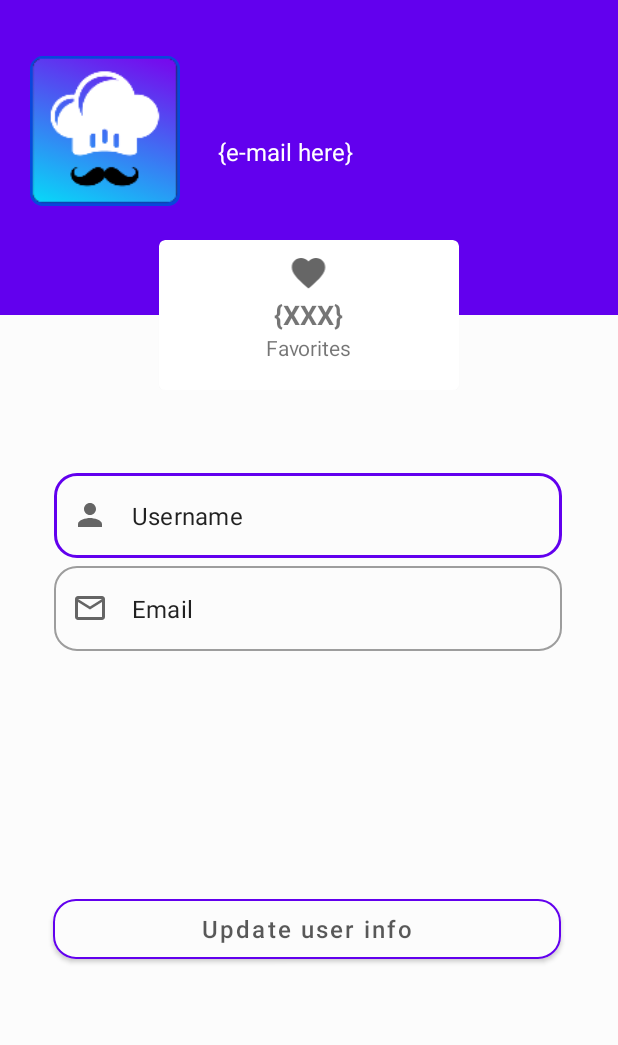
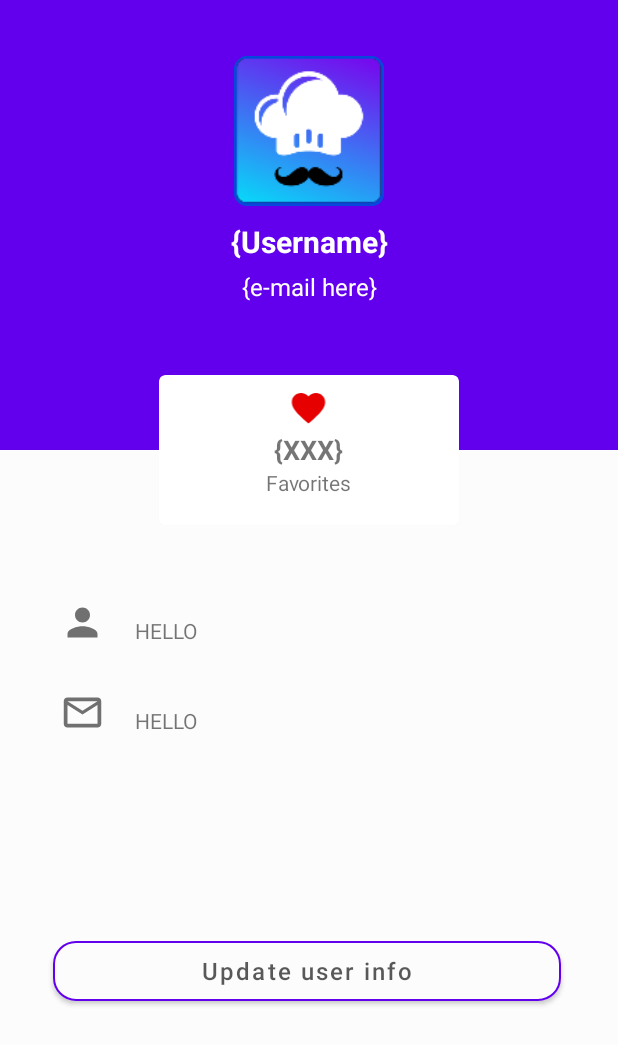
Before and after one commit to giannisSch/recipes-android-application, an Android app: the screen it shows after launch (UserProfile), on a phone screen of 412 x 824 dp. Shown: the top 1045 px of the screen. Run offline under Robolectric (Android 15) with nearby library versions, the phone set to English and light mode, and no system bars; our stand-ins replace Room's generated code.

Commit message:
8/6 | User Profile v.2 & Drawer

```diff
--- a/app/src/main/AndroidManifest.xml
+++ b/app/src/main/AndroidManifest.xml
@@ -11,7 +11,7 @@
         android:roundIcon="@mipmap/food_logo_round"
         android:supportsRtl="true"
         android:theme="@style/AppTheme">
-        <activity android:name=".drawer_test"></activity>
+        <activity android:name=".drawer_test" />
         <activity android:name=".MainActivity" />
         <activity android:name=".ForgotPassword" />
         <activity android:name=".RecipeDetailsActivity" />
--- a/app/src/main/java/com/foodes/recipeapp/UserProfile.java
+++ b/app/src/main/java/com/foodes/recipeapp/UserProfile.java
@@ -9,8 +9,12 @@ import android.os.Bundle;
 import android.view.View;
 import android.widget.Button;
 import android.widget.TextView;
+import android.widget.Toast;
 
+import com.foodes.recipeapp.database.UsersDb.User;
 import com.foodes.recipeapp.database.UsersDb.UsersDatabase;
+
+import java.util.List;
 
 public class UserProfile extends AppCompatActivity {
 
@@ -31,12 +35,9 @@ public class UserProfile extends AppCompatActivity {
     protected void onPostCreate(@Nullable Bundle savedInstanceState) {
         super.onPostCreate(savedInstanceState);
 
+        //get data with intent to display username & mail next to profile photo
         username = findViewById(R.id.profile_username);
         email = findViewById(R.id.profile_email);
-
-        Intent DisplayUserInfo = getIntent();
-        String Username = DisplayUserInfo.getStringExtra("Username");
-        username.setText(Username);
 
         btn = findViewById(R.id.profile_btn);
         btn.setOnClickListener(new View.OnClickListener() {
@@ -45,6 +46,5 @@ public class UserProfile extends AppCompatActivity {
                 //
             }
         });
-
     }
 }
--- a/app/src/main/java/com/foodes/recipeapp/drawer_test.java
+++ b/app/src/main/java/com/foodes/recipeapp/drawer_test.java
@@ -2,13 +2,10 @@ package com.foodes.recipeapp;
 
 import android.content.Intent;
 import android.os.Bundle;
-import android.util.Log;
-import android.view.Menu;
 import android.view.MenuItem;
 import android.view.View;
 import android.widget.Button;
 import android.widget.Toast;
-
 import androidx.annotation.NonNull;
 import androidx.annotation.Nullable;
 import androidx.appcompat.app.ActionBarDrawerToggle;
@@ -16,9 +13,6 @@ import androidx.appcompat.app.AppCompatActivity;
 import androidx.appcompat.widget.Toolbar;
 import androidx.core.view.GravityCompat;
 import androidx.drawerlayout.widget.DrawerLayout;
-
-import com.bumptech.glide.Glide;
-import com.google.android.material.internal.NavigationMenuItemView;
 import com.google.android.material.navigation.NavigationView;
 import com.google.android.material.textview.MaterialTextView;
 
@@ -43,7 +37,6 @@ public class drawer_test extends AppCompatActivity implements NavigationView.OnN
         navigationView = findViewById(R.id.nav_view);
         toggle = new ActionBarDrawerToggle(this, drawerLayout, toolbar, R.string.open, R.string.close);
         drawerLayout.addDrawerListener(toggle);
-        toggle.syncState();
     }
 
     @Override
@@ -68,6 +61,8 @@ public class drawer_test extends AppCompatActivity implements NavigationView.OnN
                 startActivity(logoutUser);
             }
         });
+
+        toggle.syncState();
     }
 
     //swipe right or back button functionality
@@ -83,8 +78,11 @@ public class drawer_test extends AppCompatActivity implements NavigationView.OnN
     @Override
     public boolean onNavigationItemSelected(@NonNull MenuItem item) {
         switch (item.getItemId()){
+            case R.id.nav_home:
+                Toast.makeText(this, "Home", Toast.LENGTH_SHORT).show();
+                break;
             case R.id.nav_logout:
-                Toast.makeText(this, "Hello", Toast.LENGTH_SHORT).show();
+                Toast.makeText(this, "Logout", Toast.LENGTH_SHORT).show();
                 break;
         }
         drawerLayout.closeDrawer(GravityCompat.START);
--- /dev/null
+++ b/app/src/main/res/drawable/ic_favorite_red_24dp.xml
@@ -0,0 +1,5 @@
+<vector android:height="24dp" android:tint="#E60000"
+    android:viewportHeight="24.0" android:viewportWidth="24.0"
+    android:width="24dp" xmlns:android="http://schemas.android.com/apk/res/android">
+    <path android:fillColor="#FF000000" android:pathData="M12,21.35l-1.45,-1.32C5.4,15.36 2,12.28 2,8.5 2,5.42 4.42,3 7.5,3c1.74,0 3.41,0.81 4.5,2.09C13.09,3.81 14.76,3 16.5,3 19.58,3 22,5.42 22,8.5c0,3.78 -3.4,6.86 -8.55,11.54L12,21.35z"/>
+</vector>
--- a/app/src/main/res/layout/activity_user_profile.xml
+++ b/app/src/main/res/layout/activity_user_profile.xml
@@ -9,7 +9,7 @@
 
     <androidx.constraintlayout.widget.ConstraintLayout
         android:layout_width="match_parent"
-        android:layout_height="210dp"
+        android:layout_height="300dp"
         android:background="@color/colorPrimary"
         android:padding="20dp">
 
@@ -19,41 +19,37 @@
             android:layout_height="100dp"
             android:layout_centerVertical="true"
             android:layout_marginTop="17dp"
+            android:src="@mipmap/food_logo"
             app:layout_constraintStart_toStartOf="parent"
             app:layout_constraintTop_toTopOf="parent"
-            android:src="@mipmap/food_logo" />
+            app:layout_constraintEnd_toEndOf="parent" />
 
         <TextView
             android:id="@+id/profile_username"
             android:layout_width="wrap_content"
             android:layout_height="wrap_content"
             android:layout_centerVertical="true"
+            android:layout_marginTop="10dp"
             android:layout_toRightOf="@id/profile_photo"
             android:text="{Username}"
             android:textColor="#ffffff"
-            android:layout_marginTop="20dp"
-            android:layout_marginLeft="25dp"
             android:textSize="20sp"
             android:textStyle="bold"
-            app:layout_constraintStart_toEndOf="@+id/profile_photo"
-            app:layout_constraintTop_toTopOf="@+id/profile_photo" />
+            app:layout_constraintTop_toBottomOf="@id/profile_photo"
+            app:layout_constraintStart_toStartOf="parent"
+            app:layout_constraintEnd_toEndOf="parent"/>
 
         <TextView
             android:id="@+id/profile_email"
             android:layout_width="wrap_content"
             android:layout_height="wrap_content"
-            android:layout_below="@id/profile_username"
-            android:layout_toRightOf="@id/profile_photo"
             android:layout_marginTop="5dp"
             android:text="{e-mail here}"
             android:textColor="#ffffff"
             android:textSize="16sp"
-            app:layout_constraintStart_toStartOf="@+id/profile_username"
+            app:layout_constraintStart_toStartOf="parent"
+            app:layout_constraintEnd_toEndOf="parent"
             app:layout_constraintTop_toBottomOf="@+id/profile_username" />
-
-
-
-
 
 
     </androidx.constraintlayout.widget.ConstraintLayout>
@@ -80,10 +76,10 @@
                     android:layout_height="30dp"
                     android:layout_centerHorizontal="true"
                     android:paddingTop="3dp"
-                    android:src="@drawable/ic_favorite_black_24dp" />
+                    android:src="@drawable/ic_favorite_red_24dp" />
 
                 <TextView
-                    android:id="@+id/card_txt"
+                    android:id="@+id/card_fav_counter"
                     android:layout_width="wrap_content"
                     android:layout_height="wrap_content"
                     android:layout_centerInParent="true"
@@ -92,9 +88,10 @@
                     android:textStyle="bold" />
 
                 <TextView
+                    android:id="@+id/card_txt"
                     android:layout_width="wrap_content"
                     android:layout_height="wrap_content"
-                    android:layout_below="@+id/card_txt"
+                    android:layout_below="@+id/card_fav_counter"
                     android:layout_centerInParent="true"
                     android:text="Favorites" />
 
@@ -109,46 +106,43 @@
         android:layout_width="match_parent"
         android:layout_height="match_parent">
 
-        <com.google.android.material.textfield.TextInputLayout
-            android:layout_marginTop="50dp"
-            android:id="@+id/profile_loggedInUsername"
-            style="@style/Widget.MaterialComponents.TextInputLayout.OutlinedBox"
-            android:layout_width="match_parent"
-            android:layout_height="wrap_content"
-            android:layout_marginStart="36dp"
-            android:layout_marginEnd="37dp"
+        <ImageView
+            android:id="@+id/user_icon"
+            android:layout_width="30dp"
+            android:layout_height="30dp"
+            android:src="@drawable/ic_person_24dp"
             app:layout_constraintTop_toTopOf="parent"
             app:layout_constraintStart_toStartOf="parent"
-            app:layout_constraintEnd_toEndOf="parent"
-            app:shapeAppearanceOverlay="@style/RoundFieldAppearance"
-            app:startIconDrawable="@drawable/ic_person_24dp">
+            android:layout_marginTop="50dp"
+            android:layout_marginLeft="40dp"/>
 
-            <com.google.android.material.textfield.TextInputEditText
-                android:id="@+id/username_txt"
-                android:layout_width="match_parent"
-                android:layout_height="wrap_content"
-                android:text="Username" />
-        </com.google.android.material.textfield.TextInputLayout>
+        <TextView
+            android:id="@+id/user_txtview"
+            android:layout_width="wrap_content"
+            android:layout_height="wrap_content"
+            android:text="HELLO"
+            app:layout_constraintLeft_toRightOf="@id/user_icon"
+            app:layout_constraintBottom_toBottomOf="@id/user_icon"
+            android:layout_marginLeft="20dp"/>
 
-        <com.google.android.material.textfield.TextInputLayout
-            android:id="@+id/profile_loggedInEmail"
-            style="@style/Widget.MaterialComponents.TextInputLayout.OutlinedBox"
-            android:layout_width="match_parent"
+        <ImageView
+            android:id="@+id/mail_icon"
+            android:layout_width="30dp"
+            android:layout_height="30dp"
+            android:src="@drawable/ic_mail_outline_24dp"
+            app:layout_constraintTop_toBottomOf="@id/user_icon"
+            app:layout_constraintStart_toStartOf="@id/user_icon"
+            android:layout_marginTop="30dp"/>
+
+        <TextView
+            android:id="@+id/mail_txtview"
+            android:layout_width="wrap_content"
             android:layout_height="wrap_content"
-            android:layout_marginStart="36dp"
-            android:layout_marginEnd="37dp"
-            app:layout_constraintTop_toBottomOf="@+id/profile_loggedInUsername"
-            app:layout_constraintVertical_chainStyle="packed"
-            app:shapeAppearanceOverlay="@style/RoundFieldAppearance"
-            app:startIconDrawable="@drawable/ic_mail_outline_24dp">
-
-            <com.google.android.material.textfield.TextInputEditText
-                android:id="@+id/mail_txt"
-                android:layout_width="match_parent"
-                android:layout_height="wrap_content"
-                android:text="Email" />
-        </com.google.android.material.textfield.TextInputLayout>
-
+            android:text="HELLO"
+            android:layout_marginTop="2dp"
+            app:layout_constraintBottom_toBottomOf="@id/mail_icon"
+            app:layout_constraintLeft_toRightOf="@id/mail_icon"
+            android:layout_marginLeft="20dp"/>
 
         <Button
             android:id="@+id/profile_btn"
@@ -166,7 +160,7 @@
             app:layout_constraintBottom_toBottomOf="parent"
             app:layout_constraintEnd_toEndOf="parent"
             app:layout_constraintStart_toStartOf="parent"
-            app:layout_constraintTop_toBottomOf="@id/profile_loggedInEmail"
+            app:layout_constraintTop_toBottomOf="@id/mail_txtview"
             app:shapeAppearanceOverlay="@style/RoundFieldAppearance"
             app:strokeColor="@color/colorPrimary"
             app:strokeWidth="1dp"
--- a/app/src/main/res/layout/drawer_test.xml
+++ b/app/src/main/res/layout/drawer_test.xml
@@ -9,28 +9,16 @@
     tools:context=".drawer_test"
     tools:openDrawer="start">
 
-    <RelativeLayout
-        android:layout_width="wrap_content"
-        android:layout_height="wrap_content">
+    <androidx.constraintlayout.widget.ConstraintLayout
+        android:layout_width="match_parent"
+        android:layout_height="match_parent">
 
         <androidx.appcompat.widget.Toolbar
             android:id="@+id/toolbar"
             android:layout_width="match_parent"
-            android:layout_height="wrap_content" />
-
-    </RelativeLayout>
-
-    <com.google.android.material.navigation.NavigationView
-        android:id="@+id/nav_view"
-        android:layout_width="wrap_content"
-        android:layout_height="match_parent"
-        android:layout_gravity="start"
-        app:headerLayout="@layout/header"
-        app:menu="@menu/main_menu" />
-
-    <androidx.constraintlayout.widget.ConstraintLayout
-        android:layout_width="match_parent"
-        android:layout_height="match_parent" >
+            android:layout_height="wrap_content"
+            app:layout_constraintLeft_toLeftOf="parent"
+            app:layout_constraintTop_toTopOf="parent" />
 
         <com.google.android.material.textview.MaterialTextView
             android:id="@+id/user_greeting_txt"
@@ -109,4 +97,13 @@
 
     </androidx.constraintlayout.widget.ConstraintLayout>
 
+
+    <com.google.android.material.navigation.NavigationView
+        android:id="@+id/nav_view"
+        android:layout_width="wrap_content"
+        android:layout_height="match_parent"
+        android:layout_gravity="start"
+        app:headerLayout="@layout/header"
+        app:menu="@menu/main_menu" />
+
 </androidx.drawerlayout.widget.DrawerLayout>
--- a/app/src/main/res/values/strings.xml
+++ b/app/src/main/res/values/strings.xml
@@ -32,5 +32,6 @@
 
     <string name="home_second">Home Second</string>
     <string name="title_activity_navigation">Navigation</string>
+    <string name="title_activity_d_e_m_o">DEMO</string>
 
 </resources>
```
